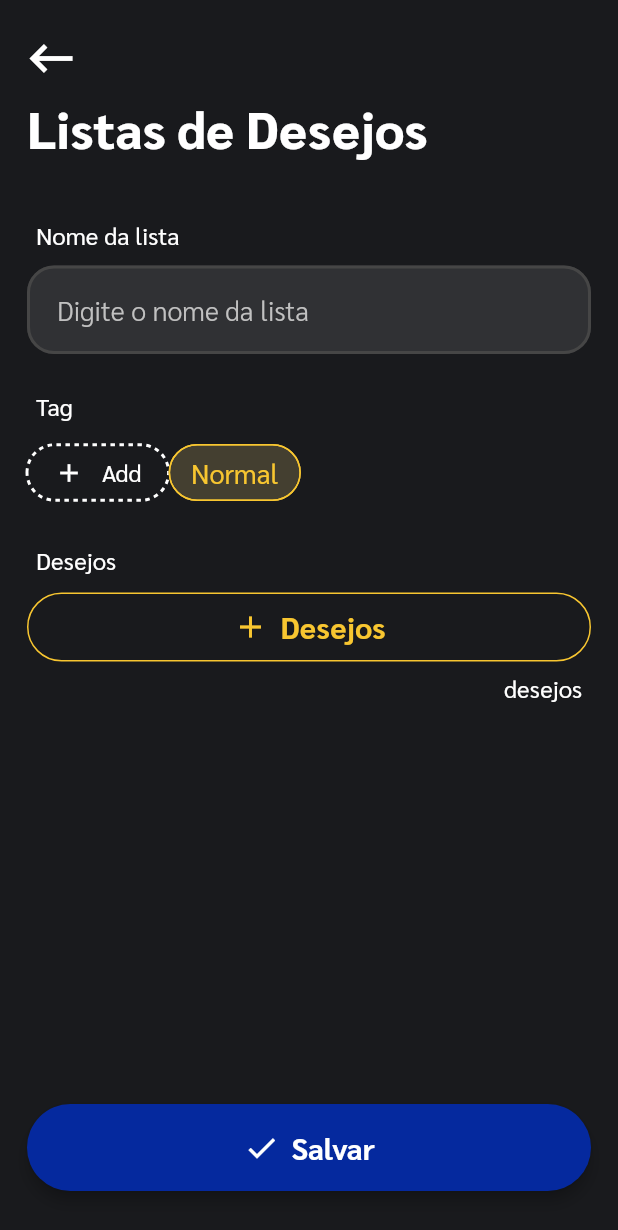
After one commit to GabrielDimaa/my_gift_app, a Flutter app: the WishlistRegisterPage screen opened by its route, on a phone screen of 412 x 824 dp. The commit adds this screen. Shown: the top 1230 px of the screen. Run offline on Flutter 3.47's test engine with Material 2 defaults, Android fonts, the phone set to English and light mode, and no system bars; drawn by our look-alikes of dotted_border; our stand-ins replace cloud_firestore, firebase_auth, firebase_core, firebase_storage, flutter_svg, get and 3 more; accounts and stored records are empty; statements that could not run were skipped.

Commit message:
Criado tela de cadastro de lista de desejos e save de tags

```diff
--- a/lib/extensions/string_extension.dart
+++ b/lib/extensions/string_extension.dart
@@ -3,4 +3,8 @@ extension StringExtension on String? {
     if (this == null || this!.isEmpty) return "";
     return RegExp(r'(\d+)').allMatches(this!).map((m) => m.group(0)).join('');
   }
+
+  int? toColor() {
+    return int.tryParse("0xFF$this");
+  }
 }
--- a/lib/i18n/strings/pt_br.dart
+++ b/lib/i18n/strings/pt_br.dart
@@ -37,6 +37,9 @@ class PtBr implements Translation {
 
   @override
   String get seconds => "segundo(s)";
+
+  @override
+  String get back => "Voltar";
 
   @override
   String get completingRegistration => "Concluindo cadastro";
@@ -108,13 +111,55 @@ class PtBr implements Translation {
   String get close => "Fechar";
 
   @override
-  String get wishlists => "Listas de desejos";
+  String get wishlists => "Listas de Desejos";
 
   @override
   String get notFoundWishlists => "Nenhuma lista de desejos encontrada.";
 
   @override
   String get createWishlist => "Criar lista de desejos";
+
+  @override
+  String get wishlist => "Lista de Desejo";
+
+  @override
+  String get labelWishlist => "Nome da lista";
+
+  @override
+  String get hintWishlist => "Digite o nome da lista";
+
+  @override
+  String get labelTag => "Nome";
+
+  @override
+  String get hintTag => "Digite o nome da tag";
+
+  @override
+  String get save => "Salvar";
+
+  @override
+  String get tag => "Tag";
+
+  @override
+  String get addTag => "Add";
+
+  @override
+  String get wishes => "Desejos";
+
+  @override
+  String get wish => "Desejo";
+
+  @override
+  String get tagNormal => "Normal";
+
+  @override
+  String get createTag => "Criar tag";
+
+  @override
+  String get colorTag => "Cor";
+
+  @override
+  String get savingTag => "Salvando tag";
   //endregion
 
   //region Validation
@@ -173,6 +218,9 @@ class PtBr implements Translation {
 
   @override
   String get colorTagEmptyError => "Cor da tag precisa ser informada.";
+
+  @override
+  String get nameColorTagError => "Nome ou cor da tag não informada.";
 
   @override
   String get wishlistUninformedError => "Lista de desejos não informada.";
--- a/lib/i18n/translation.dart
+++ b/lib/i18n/translation.dart
@@ -16,6 +16,7 @@ abstract class Translation {
   String get resendEmail;
   String get resent;
   String get seconds;
+  String get back;
   String get completingRegistration;
   String get signingUp;
   String get loggingIn;
@@ -38,6 +39,20 @@ abstract class Translation {
   String get wishlists;
   String get notFoundWishlists;
   String get createWishlist;
+  String get wishlist;
+  String get labelWishlist;
+  String get hintWishlist;
+  String get labelTag;
+  String get hintTag;
+  String get save;
+  String get tag;
+  String get addTag;
+  String get wishes;
+  String get wish;
+  String get tagNormal;
+  String get createTag;
+  String get colorTag;
+  String get savingTag;
   //endregion
 
   //region Validation
@@ -62,6 +77,7 @@ abstract class Translation {
   String get withoutPermissionError;
   String get nameTagEmptyError;
   String get colorTagEmptyError;
+  String get nameColorTagError;
   String get wishlistUninformedError;
   String get emailInUseError;
   String get emailNotVerifiedError;
--- /dev/null
+++ b/lib/layers/domain/enums/tag_internal.dart
@@ -0,0 +1,28 @@
+import '../../../i18n/resources.dart';
+import '../entities/tag_entity.dart';
+
+enum TagInternal {
+  normal
+}
+
+extension TagIternalExtension on TagInternal {
+  int get value {
+    switch (this) {
+      case TagInternal.normal: return 1;
+    }
+  }
+
+  String get description {
+    switch (this) {
+      case TagInternal.normal: return R.string.tagNormal;
+    }
+  }
+
+  String get color {
+    switch (this) {
+      case TagInternal.normal: return "F8C630";
+    }
+  }
+
+  TagEntity toEntity() => TagEntity(id: value.toString(), name: description, color: color);
+}
--- /dev/null
+++ b/lib/layers/presentation/presenters/wishlist/abstracts/wishlist_register_presenter.dart
@@ -0,0 +1,13 @@
+import '../../../viewmodels/tag_viewmodel.dart';
+import '../../../viewmodels/wishlist_viewmodel.dart';
+
+abstract class WishlistRegisterPresenter {
+  WishlistViewModel get viewModel;
+  void setViewModel(WishlistViewModel value);
+
+  List<TagViewModel> get tagsViewModel;
+
+  Future<void> save();
+  Future<void> loadTags();
+  Future<void> createTag(TagViewModel viewModel);
+}
--- /dev/null
+++ b/lib/layers/presentation/presenters/wishlist/implements/getx_wishlist_register_presenter.dart
@@ -0,0 +1,80 @@
+import 'package:get/get.dart';
+
+import '../../../../../i18n/resources.dart';
+import '../../../../../monostates/user_global.dart';
+import '../../../../domain/entities/tag_entity.dart';
+import '../../../../domain/entities/user_entity.dart';
+import '../../../../domain/enums/tag_internal.dart';
+import '../../../../domain/usecases/abstracts/tag/i_get_tags.dart';
+import '../../../../domain/usecases/abstracts/tag/i_save_tag.dart';
+import '../../../helpers/mixins/loading_manager.dart';
+import '../../../viewmodels/tag_viewmodel.dart';
+import '../../../viewmodels/wishlist_viewmodel.dart';
+import '../abstracts/wishlist_register_presenter.dart';
+
+class GetxWishlistRegisterPresenter extends GetxController with LoadingManager implements WishlistRegisterPresenter {
+  final ISaveTag saveTag;
+  final IGetTags fetchTags;
+  late WishlistViewModel _viewModel;
+  late RxList<TagViewModel> _tagsViewModel;
+  late UserEntity _user;
+
+  GetxWishlistRegisterPresenter({required this.saveTag, required this.fetchTags});
+
+  @override
+  WishlistViewModel get viewModel => _viewModel;
+
+  @override
+  void setViewModel(WishlistViewModel value) => _viewModel = value;
+
+  @override
+  List<TagViewModel> get tagsViewModel => _tagsViewModel;
+
+  @override
+  Future<void> onInit() async {
+    try {
+      setLoading(true);
+
+      _viewModel = WishlistViewModel();
+      _tagsViewModel = <TagViewModel>[].obs;
+      _user = UserGlobal().getUser()!;
+
+      await loadTags();
+    } finally {
+      setLoading(false);
+    }
+
+    super.onInit();
+  }
+
+  @override
+  Future<void> save() async {
+    throw UnimplementedError();
+  }
+
+  @override
+  Future<void> loadTags() async {
+    _tagsViewModel = <TagViewModel>[].obs;
+
+    TagViewModel tagInitial = TagViewModel.fromEntity(TagInternal.normal.toEntity());
+    _tagsViewModel.add(tagInitial);
+    viewModel.setTag(tagInitial);
+
+    List<TagEntity> tags = await fetchTags.get(_user.id!);
+    _tagsViewModel.addAll(tags.map((entity) => TagViewModel.fromEntity(entity)).toList().obs);
+  }
+
+  @override
+  Future<void> createTag(TagViewModel viewModel) async {
+    try {
+      setLoading(true);
+
+      if (viewModel.name == null || viewModel.color == null) throw Exception(R.string.nameColorTagError);
+
+      final TagEntity tagEntity = await saveTag.save(viewModel.toEntity());
+      tagsViewModel.add(TagViewModel.fromEntity(tagEntity));
+    } finally {
+      setLoading(false);
+    }
+  }
+}
--- a/lib/layers/presentation/ui/components/app_bar/app_bar_default.dart
+++ b/lib/layers/presentation/ui/components/app_bar/app_bar_default.dart
@@ -1,5 +1,6 @@
 import 'package:flutter/material.dart';
 
+import '../../../../../i18n/resources.dart';
 import '../sized_box_default.dart';
 
 class AppBarDefault extends StatelessWidget with PreferredSizeWidget {
@@ -33,6 +34,7 @@ class AppBarDefault extends StatelessWidget with PreferredSizeWidget {
                 splashRadius: 28,
                 icon: const Icon(Icons.keyboard_backspace),
                 onPressed: () => Navigator.of(context).pop(),
+                tooltip: R.string.back,
               ),
             ),
             replacement: const SizedBox(height: 48),
--- a/lib/layers/presentation/ui/pages/wishlist/components/list_wishlists.dart
+++ b/lib/layers/presentation/ui/pages/wishlist/components/list_wishlists.dart
@@ -18,11 +18,11 @@ class ListWishlists extends StatelessWidget {
           onTap: onTapListTile,
           contentPadding: EdgeInsets.zero,
           visualDensity: const VisualDensity(horizontal: 0, vertical: -4),
-          title: Text(wishlist.description.value!),
+          title: Text(wishlist.description!),
           subtitle: Text(
-            wishlist.tag.value?.name.value ?? "",
+            wishlist.tag?.name ?? "",
             style: TextStyle(
-              color: Color(wishlist.tag.value?.color.value ?? 0),
+              color: Color(wishlist.tag?.color ?? 0),
               fontSize: 14,
               fontWeight: FontWeight.w600,
             ),
--- /dev/null
+++ b/lib/layers/presentation/ui/pages/wishlist/wishlist_register_page.dart
@@ -0,0 +1,230 @@
+import 'package:dotted_border/dotted_border.dart';
+import 'package:flutter/material.dart';
+import 'package:get/get.dart';
+
+import '../../../../../i18n/resources.dart';
+import '../../../presenters/wishlist/implements/getx_wishlist_register_presenter.dart';
+import '../../../viewmodels/tag_viewmodel.dart';
+import '../../../viewmodels/wishlist_viewmodel.dart';
+import '../../components/app_bar/app_bar_default.dart';
+import '../../components/bottom_sheet/bottom_sheet_default.dart';
+import '../../components/circular_loading.dart';
+import '../../components/dialogs/error_dialog.dart';
+import '../../components/dialogs/loading_dialog.dart';
+import '../../components/form/text_field_default.dart';
+import '../../components/form/validators/input_validators.dart';
+import '../../components/padding/padding_default.dart';
+import '../../components/sized_box_default.dart';
+import '../tag/components/tag_form.dart';
+
+class WishlistRegisterPage extends StatefulWidget {
+  final WishlistViewModel? wishlistViewModel;
+
+  const WishlistRegisterPage({Key? key, this.wishlistViewModel}) : super(key: key);
+
+  @override
+  _WishlistRegisterPageState createState() => _WishlistRegisterPageState();
+}
+
+class _WishlistRegisterPageState extends State<WishlistRegisterPage> {
+  final GetxWishlistRegisterPresenter presenter = Get.find<GetxWishlistRegisterPresenter>();
+
+  final GlobalKey<FormState> _formKey = GlobalKey<FormState>();
+  final TextEditingController _nameWishlistController = TextEditingController();
+
+  double get radius => 100;
+
+  @override
+  void initState() {
+    if (widget.wishlistViewModel != null) presenter.setViewModel(widget.wishlistViewModel!);
+    super.initState();
+  }
+
+  @override
+  Widget build(BuildContext context) {
+    final ColorScheme colorScheme = Theme.of(context).colorScheme;
+    return Scaffold(
+      appBar: AppBarDefault(title: R.string.wishlists),
+      body: Padding(
+        padding: const PaddingDefault(),
+        child: Column(
+          crossAxisAlignment: CrossAxisAlignment.stretch,
+          children: [
+            const SizedBoxDefault(3),
+            Expanded(
+              child: Obx(() {
+                if (presenter.loading) {
+                  return const CircularLoading();
+                } else {
+                  return SingleChildScrollView(
+                    child: Form(
+                      key: _formKey,
+                      child: Column(
+                        crossAxisAlignment: CrossAxisAlignment.stretch,
+                        children: [
+                          TextFieldDefault(
+                            label: R.string.labelWishlist,
+                            hint: R.string.hintWishlist,
+                            controller: _nameWishlistController,
+                            onSaved: presenter.viewModel.setDescription,
+                            textInputAction: TextInputAction.done,
+                            keyboardType: TextInputType.text,
+                            validator: InputRequiredValidator().validate,
+                          ),
+                          const SizedBoxDefault(2),
+                          Padding(
+                            padding: const EdgeInsets.only(left: 6, bottom: 10),
+                            child: Text(R.string.tag),
+                          ),
+                          Obx(
+                            () => Wrap(
+                              crossAxisAlignment: WrapCrossAlignment.center,
+                              children: [
+                                IntrinsicWidth(
+                                  child: InkWell(
+                                    onTap: () async => await _createTag(),
+                                    borderRadius: BorderRadius.circular(radius),
+                                    child: DottedBorder(
+                                      color: Theme.of(context).colorScheme.onBackground,
+                                      strokeWidth: 2,
+                                      dashPattern: const [3, 3],
+                                      borderType: BorderType.RRect,
+                                      radius: Radius.circular(radius),
+                                      padding: const EdgeInsets.symmetric(vertical: 8, horizontal: 18),
+                                      child: Row(
+                                        children: [
+                                          const Icon(Icons.add, size: 20),
+                                          const SizedBoxDefault.horizontal(),
+                                          Text(R.string.addTag, textAlign: TextAlign.center),
+                                        ],
+                                      ),
+                                    ),
+                                  ),
+                                ),
+                                ...presenter.tagsViewModel
+                                    .map((tag) => _chipTag(
+                                          label: tag.name!,
+                                          color: Color(tag.color!),
+                                          selected: tag.id == presenter.viewModel.tag?.id,
+                                          onSelected: (bool value) => presenter.viewModel.setTag(tag),
+                                          backgroundColorDisable: colorScheme.surface,
+                                          onBackgroundColorDisable: colorScheme.onSurface,
+                                        ))
+                                    .toList(),
+                              ],
+                            ),
+                          ),
+                          const SizedBoxDefault(2),
+                          Padding(
+                            padding: const EdgeInsets.only(left: 6, bottom: 10),
+                            child: Text(R.string.wishes),
+                          ),
+                          OutlinedButton.icon(
+                            icon: const Icon(Icons.add),
+                            label: Text(R.string.wishes),
+                            style: OutlinedButton.styleFrom(
+                              primary: colorScheme.secondary,
+                              side: BorderSide(color: colorScheme.secondary),
+                            ),
+                            onPressed: () {},
+                          ),
+                          Padding(
+                            padding: const EdgeInsets.only(right: 6, top: 6),
+                            child: Align(
+                              alignment: Alignment.centerRight,
+                              child: Text(R.string.wishes.toLowerCase()),
+                            ),
+                          ),
+                        ],
+                      ),
+                    ),
+                  );
+                }
+              }),
+            ),
+            const SizedBoxDefault(),
+            ElevatedButton.icon(
+              label: Text(R.string.save),
+              icon: const Icon(Icons.check),
+              onPressed: () async => await _save(),
+            ),
+          ],
+        ),
+      ),
+    );
+  }
+
+  Widget _chipTag({
+    required String label,
+    required Color color,
+    required bool selected,
+    required void Function(bool)? onSelected,
+    required Color backgroundColorDisable,
+    required Color onBackgroundColorDisable,
+  }) {
+    return ChoiceChip(
+      label: Text(
+        label,
+        style: TextStyle(color: selected ? color : onBackgroundColorDisable),
+      ),
+      selected: selected,
+      onSelected: onSelected,
+      selectedColor: color.withOpacity(0.1),
+      side: BorderSide(color: selected ? color : const Color(0xFF464646)),
+      backgroundColor: backgroundColorDisable,
+      labelPadding: const EdgeInsets.symmetric(vertical: 2, horizontal: 10),
+    );
+  }
+
+  Future<void> _createTag() async {
+    final GlobalKey<FormState> formKeyTag = GlobalKey<FormState>();
+    final TagViewModel tag = TagViewModel();
+    try {
+      await BottomSheetDefault.show(
+        context: context,
+        isScrollControlled: true,
+        title: R.string.createTag,
+        child: Column(
+          crossAxisAlignment: CrossAxisAlignment.stretch,
+          children: [
+            TagForm(viewModel: tag, formKeyTag: formKeyTag),
+            const SizedBoxDefault(3),
+            ElevatedButton.icon(
+              label: Text(R.string.save),
+              icon: const Icon(Icons.check),
+              onPressed: () async {
+                try {
+                  if (!presenter.loading && formKeyTag.currentState!.validate()) {
+                    formKeyTag.currentState!.save();
+
+                    await LoadingDialog.show(context: context, message: "${R.string.savingTag}...", onAction: () async {
+                      await presenter.createTag(tag);
+                    });
+
+                    Navigator.pop(context);
+                  }
+                } catch (e) {
+                  ErrorDialog.show(context: context, content: e.toString());
+                }
+              },
+            ),
+          ],
+        ),
+      );
+    } catch (e) {
+      ErrorDialog.show(context: context, content: e.toString());
+    }
+  }
+
+  Future<void> _save() async {
+    try {
+      if (_formKey.currentState!.validate()) {
+        _formKey.currentState!.save();
+
+        // TODO: implement save.
+      }
+    } catch (e) {
+      ErrorDialog.show(context: context, content: e.toString());
+    }
+  }
+}
--- a/lib/layers/presentation/ui/pages/wishlist/wishlists_fetch_page.dart
+++ b/lib/layers/presentation/ui/pages/wishlist/wishlists_fetch_page.dart
@@ -69,10 +69,10 @@ class _WishlistsFetchPageState extends State<WishlistsFetchPage> {
   }
 
   Future<void> _navigateWishlist() async {
-    await Navigator.of(context).pushNamed("wishlist");
+    await Navigator.of(context).pushNamed("wishlist_register");
   }
 
   Future<void> _navigateCreateWishlist() async {
-    await Navigator.of(context).pushNamed("");
+    await Navigator.of(context).pushNamed("wishlist_register");
   }
 }
--- a/lib/layers/presentation/viewmodels/tag_viewmodel.dart
+++ b/lib/layers/presentation/viewmodels/tag_viewmodel.dart
@@ -1,27 +1,42 @@
 import 'package:get/get.dart';
 
+import '../../../extensions/string_extension.dart';
 import '../../domain/entities/tag_entity.dart';
 
 class TagViewModel {
-  RxnString id = RxnString();
-  RxnString name = RxnString();
-  RxnInt color = RxnInt();
+  final RxnString _id = RxnString();
+  final RxnString _name = RxnString();
+  final RxnInt _color = RxnInt();
 
-  void setName(String? value) => name.value = value;
+  String? get id => _id.value;
 
-  void setColor(int? value) => color.value = value;
+  String? get name => _name.value;
+
+  int? get color => _color.value;
+
+  void setName(String? value) => _name.value = value;
+
+  void setColor(int? value) => _color.value = value;
 
   TagViewModel({String? id, String? name, int? color}) {
-    this.id.value = id;
-    this.name.value = name;
-    this.color.value = color;
+    _id.value = id;
+    _name.value = name;
+    _color.value = color;
+  }
+
+  TagEntity toEntity() {
+    return TagEntity(
+      id: id,
+      name: name!,
+      color: color!.toRadixString(16),
+    );
   }
 
   factory TagViewModel.fromEntity(TagEntity entity) {
     return TagViewModel(
       id: entity.id,
       name: entity.name,
-      color: int.tryParse("0xFF${entity.color}") ?? 0xFFFFFF,
+      color: entity.color.toColor(),
     );
   }
 }
--- a/lib/layers/presentation/viewmodels/wishlist_viewmodel.dart
+++ b/lib/layers/presentation/viewmodels/wishlist_viewmodel.dart
@@ -4,18 +4,21 @@ import '../../domain/entities/wishlist_entity.dart';
 import './tag_viewmodel.dart';
 
 class WishlistViewModel {
-  RxnString id = RxnString();
-  RxnString description = RxnString();
-  Rxn<TagViewModel> tag = Rxn<TagViewModel>();
+  final RxnString _id = RxnString();
+  final RxnString _description = RxnString();
+  final Rxn<TagViewModel> _tag = Rxn<TagViewModel>();
 
-  void setDescription(String? value) => description.value = value;
+  String? get id => _id.value;
+  String? get description => _description.value;
+  TagViewModel? get tag => _tag.value;
 
-  void setTag(TagViewModel? value) => tag.value = value;
+  void setDescription(String? value) => _description.value = value;
+  void setTag(TagViewModel? value) => _tag.value = value;
 
   WishlistViewModel({String? id, String? description, TagViewModel? tag}) {
-    this.id.value = id;
-    this.description.value = description;
-    this.tag.value = tag;
+    _id.value = id;
+    _description.value = description;
+    _tag.value = tag;
   }
 
   factory WishlistViewModel.fromEntity(WishlistEntity entity) {
--- a/lib/routes/routes.dart
+++ b/lib/routes/routes.dart
@@ -7,6 +7,7 @@ import '../layers/presentation/ui/pages/signup/signup_page.dart';
 import '../layers/presentation/ui/pages/signup/signup_password_page.dart';
 import '../layers/presentation/ui/pages/signup/signup_photo_page.dart';
 import '../layers/presentation/ui/pages/splash/splash_page.dart';
+import '../layers/presentation/ui/pages/wishlist/wishlist_register_page.dart';
 import '../layers/presentation/ui/pages/wishlist/wishlists_fetch_page.dart';
 
 class Routes {
@@ -19,5 +20,6 @@ class Routes {
     GetPage(name: "/signup_confirm_email", page: () => const SignupConfirmEmailPage()),
     GetPage(name: "/dashboard", page: () => const DashboardPage()),
     GetPage(name: "/wishlists_fetch", page: () => const WishlistsFetchPage()),
+    GetPage(name: "/wishlist_register", page: () => const WishlistRegisterPage()),
   ];
 }
```
Also changed, not shown: lib/di/injection.dart (+11 -5 lines), lib/layers/presentation/ui/components/bottom_sheet/bottom_sheet_default.dart (+11 -3 lines), lib/layers/presentation/ui/pages/tag/components/tag_form.dart (added, +79 -0 lines).
